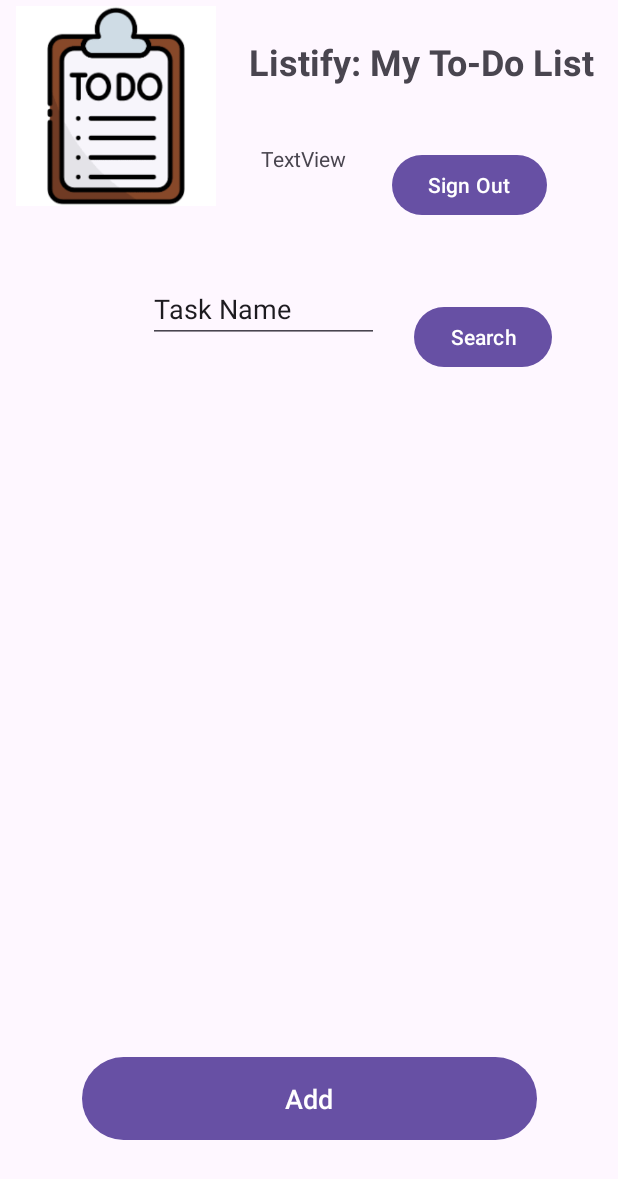
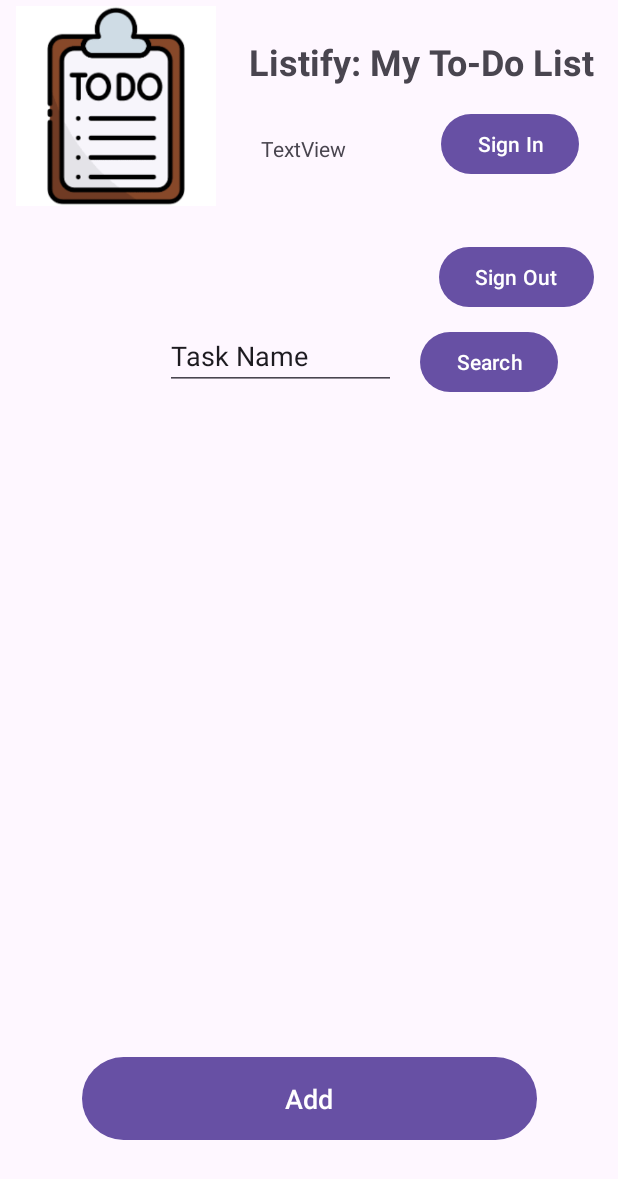
Before and after one commit to ColinMVan/To-Do-ListApp-UltraPro, an Android app: the screen it shows after launch (MainActivity), on a phone screen of 412 x 824 dp. Shown: the top 1179 px of the screen. Run offline under Robolectric (Android 15) with nearby library versions, the phone set to English and light mode, and no system bars; our stand-ins replace Firebase (no records; nobody signed in at launch, a user with empty details on screens opened directly); libraries missing offline, so code that uses them is left out: com.firebase.ui; 3 statements that could not run were skipped.

Commit message:
I have added the signInButton the app runs and makes the user sign back in the each time it's not in the foreground

```diff
--- a/app/src/main/java/com/example/to_do_listapp/MainActivity.kt
+++ b/app/src/main/java/com/example/to_do_listapp/MainActivity.kt
@@ -3,6 +3,7 @@ package com.example.to_do_listapp
 import android.content.Intent
 import android.os.Bundle
 import android.util.Log
+import android.view.View
 import android.widget.Button
 import android.widget.EditText
 import android.widget.TextView
@@ -27,7 +28,7 @@ class MainActivity : AppCompatActivity() {
    ) { res ->
       this.onSignInResult(res)
    }
-
+   //User interface elements
    private lateinit var userName: TextView
    private lateinit var addButton: Button
    private lateinit var signOutButton: Button
@@ -35,6 +36,7 @@ class MainActivity : AppCompatActivity() {
    private lateinit var searchButton: Button
    private lateinit var searchBox: EditText
    private lateinit var taskAdapter: TaskAdapter
+   private lateinit var signInButton: Button
 
    private val tasks: MutableList<String> = mutableListOf() // Task list
    private val allTasks: MutableList<String> = mutableListOf()
@@ -48,13 +50,14 @@ class MainActivity : AppCompatActivity() {
       // Initialize Firebase Firestore
       firestore = FirebaseFirestore.getInstance()
 
-      // Initialize views
+      // Initialize user views
       userName = findViewById(R.id.userName)
       addButton = findViewById(R.id.Addbutton)
       signOutButton = findViewById(R.id.signOutButton)
       recyclerView = findViewById(R.id.recyclerView)
       searchButton = findViewById(R.id.searchButton)
       searchBox = findViewById(R.id.searchBox)
+      signInButton = findViewById(R.id.signInButton)
 
       // RecyclerView setup
       taskAdapter = TaskAdapter(tasks)
@@ -73,6 +76,10 @@ class MainActivity : AppCompatActivity() {
       searchButton.setOnClickListener {
          val query = searchBox.text.toString().trim()
          filterTasks(query)
+      }
+      // Sign In Button
+      signInButton.setOnClickListener {
+         initiateSignIn()
       }
 
       // Sign Out Button
@@ -141,6 +148,8 @@ class MainActivity : AppCompatActivity() {
 
    private fun updateUI(user: FirebaseUser) {
       userName.text = "Welcome, ${user.displayName ?: "User"}"
+      signInButton.visibility = View.GONE
+      signOutButton.visibility = View.VISIBLE
       Toast.makeText(this, "Signed in as ${user.email}", Toast.LENGTH_SHORT).show()
    }
 
@@ -228,23 +237,35 @@ class MainActivity : AppCompatActivity() {
             Log.e("Firestore", "Failed to add task", it)
          }
    }
-
+   // Signs the  user out if the app goes into the background
    override fun onStop() {
       super.onStop()
-      signOutUser()
+      val currentUser = FirebaseAuth.getInstance().currentUser
+      if (currentUser != null) {
+         Log.d("Auth", "App went into the background, user is still logged in.")
+      } else{
+         signOutUser()
+      }
    }
 
+   // Signs the User out the app is paused
    override fun onPause() {
       super.onPause()
       signOutUser()
+
    }
-
+   // The signInButton appears on application opening
    override fun onStart() {
       super.onStart()
+      val signInButton: Button = findViewById(R.id.signInButton)
       val currentUser = FirebaseAuth.getInstance().currentUser
+
       if (currentUser == null) {
-         initiateSignIn()
+         // If the person isn't signed in the sign in Button shall be shown
+         signInButton.visibility = View.VISIBLE
       } else {
+         // If the user is signed in the Button won't be shown
+         signInButton.visibility = View.GONE
          userId = currentUser.uid
          updateUI(currentUser)
          fetchUserTasks()
--- a/app/src/main/res/layout/activity_main.xml
+++ b/app/src/main/res/layout/activity_main.xml
@@ -73,10 +73,10 @@
         android:layout_height="394dp"
         app:layout_constraintBottom_toTopOf="@+id/Addbutton"
         app:layout_constraintEnd_toEndOf="parent"
-        app:layout_constraintHorizontal_bias="0.0"
+        app:layout_constraintHorizontal_bias="0.03"
         app:layout_constraintStart_toStartOf="parent"
         app:layout_constraintTop_toBottomOf="@+id/textView2"
-        app:layout_constraintVertical_bias="1.0"
+        app:layout_constraintVertical_bias="0.807"
         tools:listitem="@layout/child_item" />
 
     <TextView
@@ -97,22 +97,22 @@
         android:text="Sign Out"
         app:layout_constraintBottom_toTopOf="@+id/recyclerView"
         app:layout_constraintEnd_toEndOf="parent"
-        app:layout_constraintHorizontal_bias="0.389"
+        app:layout_constraintHorizontal_bias="0.792"
         app:layout_constraintStart_toEndOf="@+id/userName"
         app:layout_constraintTop_toBottomOf="@+id/textView2"
-        app:layout_constraintVertical_bias="0.176" />
+        app:layout_constraintVertical_bias="0.648" />
 
     <Button
         android:id="@+id/searchButton"
         android:layout_width="wrap_content"
         android:layout_height="wrap_content"
         android:layout_marginTop="12dp"
-        android:layout_marginEnd="44dp"
+        android:layout_marginEnd="40dp"
         android:text="Search"
         app:layout_constraintBottom_toTopOf="@+id/recyclerView"
         app:layout_constraintEnd_toEndOf="parent"
         app:layout_constraintTop_toBottomOf="@+id/signOutButton"
-        app:layout_constraintVertical_bias="0.416" />
+        app:layout_constraintVertical_bias="0.446" />
 
     <EditText
         android:id="@+id/searchBox"
@@ -125,10 +125,22 @@
         android:text="Task Name"
         app:layout_constraintBottom_toTopOf="@+id/recyclerView"
         app:layout_constraintEnd_toStartOf="@+id/searchButton"
-        app:layout_constraintHorizontal_bias="0.933"
+        app:layout_constraintHorizontal_bias="1.0"
         app:layout_constraintStart_toStartOf="parent"
         app:layout_constraintTop_toBottomOf="@+id/ToDoView"
-        app:layout_constraintVertical_bias="0.3" />
+        app:layout_constraintVertical_bias="1.0" />
+
+    <Button
+        android:id="@+id/signInButton"
+        android:layout_width="wrap_content"
+        android:layout_height="wrap_content"
+        android:text="Sign In"
+        app:layout_constraintBottom_toBottomOf="parent"
+        app:layout_constraintEnd_toEndOf="parent"
+        app:layout_constraintHorizontal_bias="0.918"
+        app:layout_constraintStart_toStartOf="parent"
+        app:layout_constraintTop_toTopOf="parent"
+        app:layout_constraintVertical_bias="0.093" />
 
 
 </androidx.constraintlayout.widget.ConstraintLayout>
```
